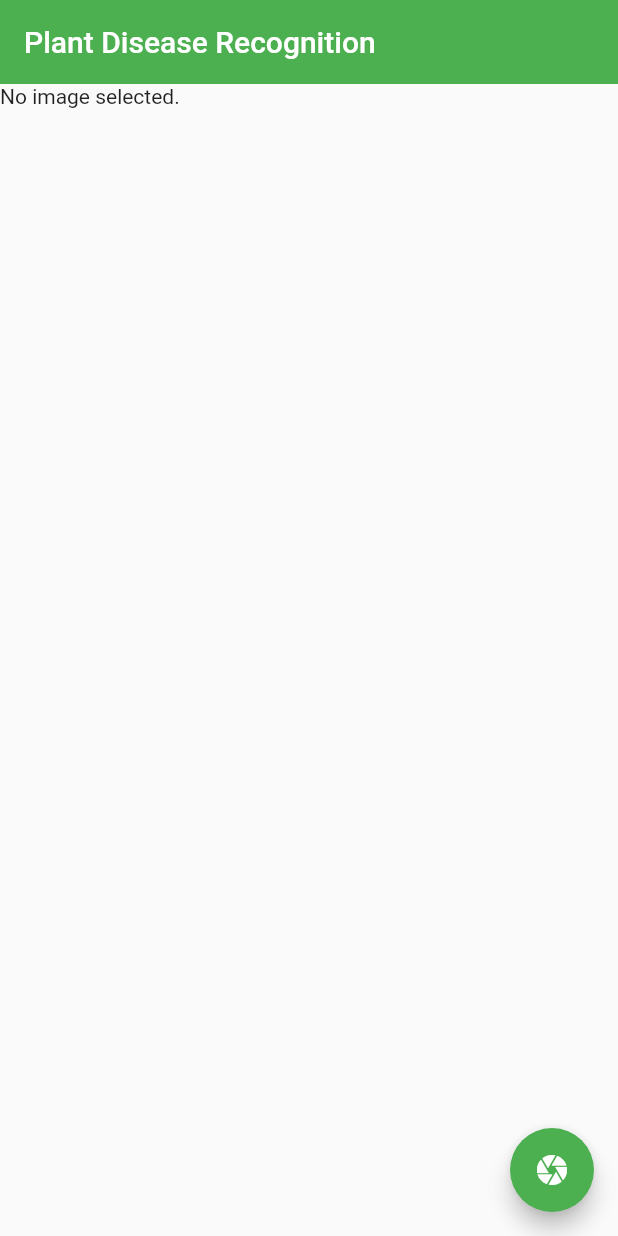
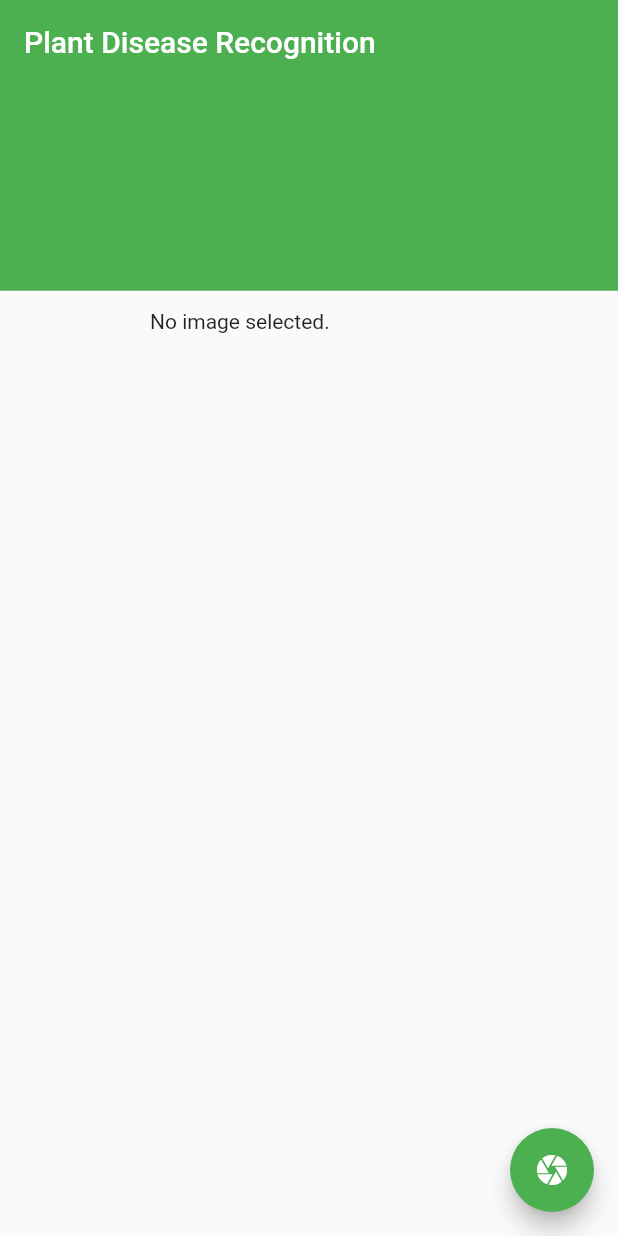
Before and after one commit to fitse-yotor/plant, a Flutter app: the screen it shows after launch, on a phone screen of 412 x 824 dp. Run offline on Flutter 3.47's test engine with Material 2 defaults, Android fonts, the phone set to English and light mode, and no system bars; our stand-ins replace image_picker, splashscreen; missing offline and left inert: tflite.

Commit message:
app bar 2

```diff
--- a/lib/modelHelper.dart
+++ b/lib/modelHelper.dart
@@ -130,14 +130,22 @@ class _MyAppState extends State<MyApp> {
     List<Widget> stackChildren = [];
 
     stackChildren.add(Positioned(
-      top: 0.0,
-      left: 0.0,
+      top: 150.0,
+      left: 100.0,
       width: size.width,
       child: _image == null ? Text('No image selected.') : Image.file(_image),
     ));
 
     stackChildren.add(Center(
       child: Column(
+        children: <Widget>[
+          Container(
+            height: size.height * 0.2,
+            child: Stack(children: <Widget>[
+              Container(
+                height: size.height * 0.2 - 27,
+                decoration: BoxDecoration(color: Colors.green),
+                child: Stack(
                   children: _recognitions != null
                       ? _recognitions.map((res) {
                           diseaseName = res['label'];
@@ -152,6 +160,11 @@ class _MyAppState extends State<MyApp> {
                         }).toList()
                       : [],
                 ),
+              ),
+            ]),
+          ),
+        ],
+      ),
     ));
 
     if (_image != null) {
@@ -162,7 +175,7 @@ class _MyAppState extends State<MyApp> {
         child: RaisedButton(
           onPressed: handleCure,
           child: Text('Cure'),
-          color: Colors.blue,
+          color: Colors.green,
         ),
       ));
     }
@@ -176,11 +189,7 @@ class _MyAppState extends State<MyApp> {
     }
 
     return Scaffold(
-      appBar: AppBar(
-        title: const Text('Plant Disease Recognition'),
-        backgroundColor: Colors.green,
-        elevation: 0,
-      ),
+      appBar: buildAppBar(),
       body: Stack(
         children: stackChildren,
       ),
@@ -194,4 +203,12 @@ class _MyAppState extends State<MyApp> {
       ),
     );
   }
+
+  AppBar buildAppBar() {
+    return AppBar(
+      backgroundColor: Colors.green,
+      elevation: 0,
+      title: const Text('Plant Disease Recognition'),
+    );
   }
+}
```
Lines whose indentation alone changed are shown as unchanged.
